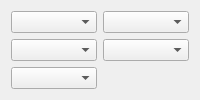
Qt form second_task/src/multimedia/multimedia.ui (PozhiloyPumba/qt_rofls) before a commit.
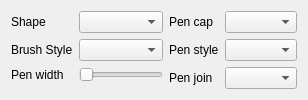
The same form after that commit.

```diff
--- a/second_task/src/multimedia/multimedia.ui
+++ b/second_task/src/multimedia/multimedia.ui
@@ -3,20 +3,80 @@
 	<class>Multimedia</class>
 	<widget class="QWidget" name="Multimedia">
 	<layout class="QGridLayout" name="multimediaLayout">
-		<item row="1" column="0">
-			<widget class="QComboBox" name="shapeChoose"/>
-		</item>
-		<item row="2" column="0">
-			<widget class="QComboBox" name="penStyleChoose"/>
-		</item>
 		<item row="3" column="0">
+    <layout class="QFormLayout" name="ChooseLayout_1">
+     <item row="0" column="0">
+      <widget class="QLabel" name="shapeChooseLabel">
+       <property name="text">
+        <string>Shape</string>
+       </property>
+      </widget>
+     </item>
+     <item row="0" column="1">
+      <widget class="QComboBox" name="shapeChoose"/>
+     </item>
+     <item row="1" column="0">
+      <widget class="QLabel" name="brushStyleChooseLabel">
+       <property name="text">
+        <string>Brush Style</string>
+       </property>
+      </widget>
+     </item>
+     <item row="1" column="1">
+      <widget class="QComboBox" name="brushStyleChoose"/>
+     </item>
+     <item row="2" column="0">
+      <widget class="QLabel" name="penWidthChooseLabel">
+       <property name="text">
+        <string>Pen width</string>
+       </property>
+      </widget>
+     </item>
+     <item row="2" column="1">
+      <widget class="QSlider" name="penWidthChoose">
+       <property name="maximum">
+        <number>20</number>
+       </property>
+       <property name="orientation">
+        <enum>Qt::Horizontal</enum>
+       </property>
+      </widget>
+     </item>
+    </layout>
+   </item>
+   <item row="3" column="1">
+    <layout class="QFormLayout" name="ChooseLayout_2">
+     <item row="0" column="0">
+      <widget class="QLabel" name="penCapChooseLabel">
+       <property name="text">
+        <string>Pen cap</string>
+       </property>
+      </widget>
+     </item>
+     <item row="0" column="1">
 			<widget class="QComboBox" name="penCapChoose"/>
 		</item>
+     <item row="1" column="0">
+      <widget class="QLabel" name="penStyleChooseLabel">
+       <property name="text">
+        <string>Pen style</string>
+       </property>
+      </widget>
+     </item>
 		<item row="1" column="1">
+      <widget class="QComboBox" name="penStyleChoose"/>
+     </item>
+     <item row="2" column="0">
+      <widget class="QLabel" name="penJoinChooseLabel">
+       <property name="text">
+        <string>Pen join</string>
+       </property>
+      </widget>
+     </item>
+     <item row="2" column="1">
 			<widget class="QComboBox" name="penJoinChoose"/>
 		</item>
-		<item row="2" column="1">
-			<widget class="QComboBox" name="brushStyleChoose"/>
+    </layout>
 		</item>
 	</layout>
 	</widget>
```
Left out of the diff: 2 changed lines with no effect on the pictures. Lines whose indentation alone changed are shown as unchanged.
